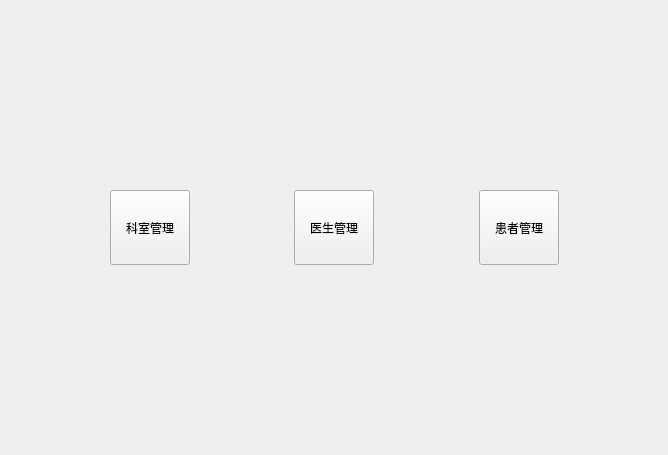
The window that lab3/welcomeview.ui (zjl8881/2023414290140) describes before a commit, drawn with Qt 5.
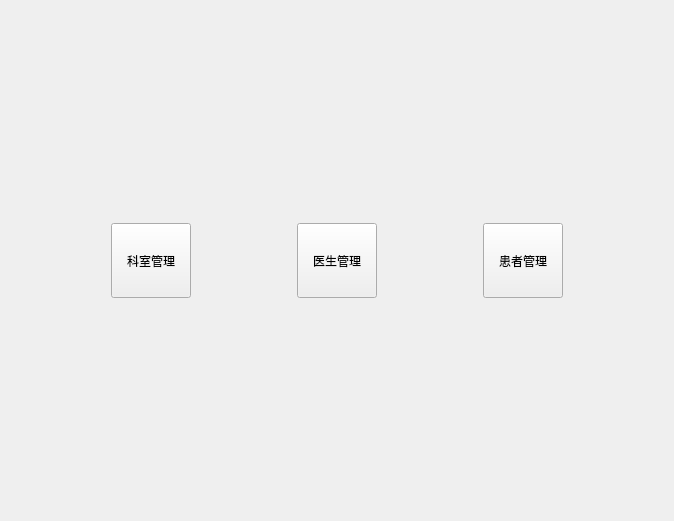
The same window after the commit.

Diff of the .ui file:
```diff
--- a/lab3/welcomeview.ui
+++ b/lab3/welcomeview.ui
@@ -6,8 +6,8 @@
    <rect>
     <x>0</x>
     <y>0</y>
-    <width>668</width>
-    <height>455</height>
+    <width>674</width>
+    <height>521</height>
    </rect>
   </property>
   <property name="windowTitle">
```
